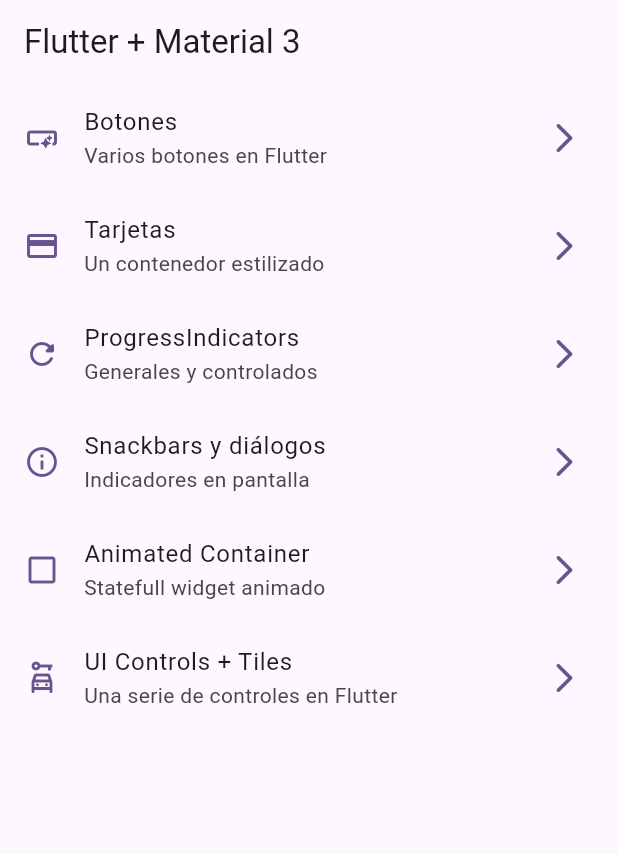
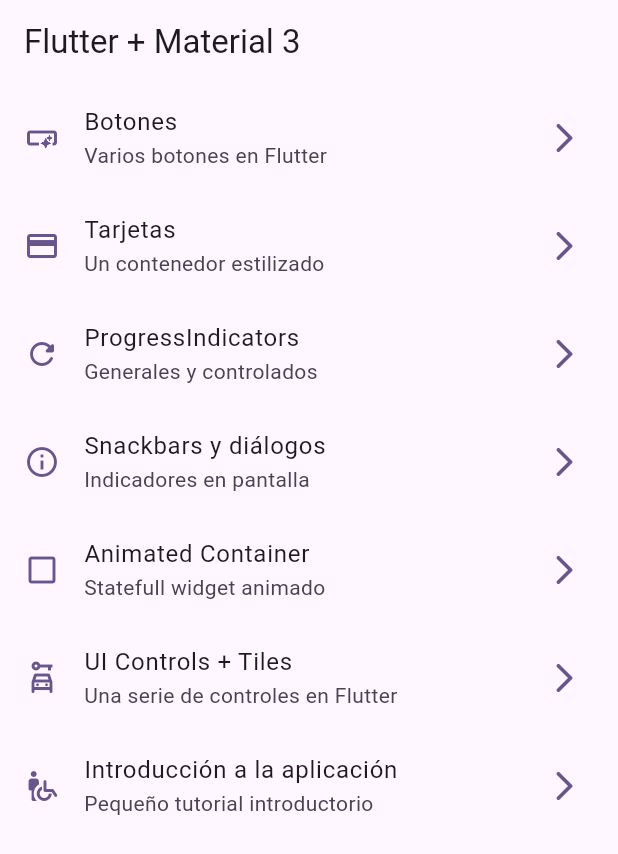
Before and after one commit to gabrielvejar/widgets_app, a Flutter app: the screen it shows after launch, on a phone screen of 412 x 824 dp. Shown: the top 854 px of the screen. Run offline on Flutter 3.47's test engine with Material 3 defaults, Android fonts, the phone set to English and light mode, and no system bars; our stand-ins replace go_router.

```diff
--- a/lib/config/menu/menu_items.dart
+++ b/lib/config/menu/menu_items.dart
@@ -51,4 +51,10 @@ const appMenuItems = <MenuItem>[
     link: '/ui-controls',
     icon: Icons.car_rental_outlined
   ),
+  MenuItem(
+    title: 'Introducción a la aplicación',
+    subtitle: 'Pequeño tutorial introductorio',
+    link: '/tutorial',
+    icon: Icons.wheelchair_pickup_rounded
+  ),
 ];
--- a/lib/config/router/app_router.dart
+++ b/lib/config/router/app_router.dart
@@ -40,5 +40,10 @@ final appRouter = GoRouter(
       name: UiControlsScreen.name,
       builder: (context, state) => const UiControlsScreen(),
     ),
+    GoRoute(
+      path: '/tutorial',
+      name: AppTutorialScreen.name,
+      builder: (context, state) => const AppTutorialScreen(),
+    ),
   ],
 );
```
